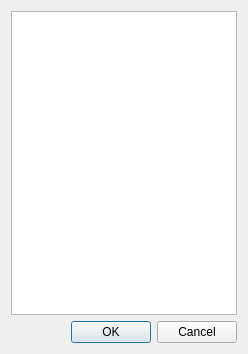
Before: the Qt Designer form gui/itemslistdialog.ui in ctigaret/scipyen, drawn with Qt 5.
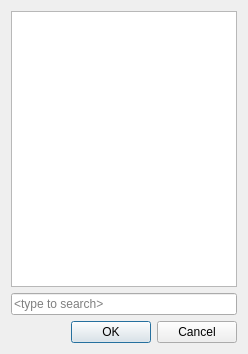
After: the same form once the commit is applied.

Commit message:
in pictio: make sure the pickle file loader is correctly selected for *pkl files eve if their mime type is not defined in the database
added search field in the ItemsListDialog - but somehow this breaks it !?!

Diff of the .ui file:
```diff
--- a/gui/itemslistdialog.ui
+++ b/gui/itemslistdialog.ui
@@ -32,6 +32,25 @@
        </property>
       </widget>
      </item>
+     <item>
+      <widget class="QLineEdit" name="searchLineEdit">
+       <property name="toolTip">
+        <string>Type here to search</string>
+       </property>
+       <property name="statusTip">
+        <string>Type here to search</string>
+       </property>
+       <property name="whatsThis">
+        <string>Type here to search</string>
+       </property>
+       <property name="placeholderText">
+        <string>&lt;type to search&gt;</string>
+       </property>
+       <property name="clearButtonEnabled">
+        <bool>true</bool>
+       </property>
+      </widget>
+     </item>
      <item>
       <widget class="QDialogButtonBox" name="buttonBox">
        <property name="orientation">
```
The commit also changes 3 other files.
